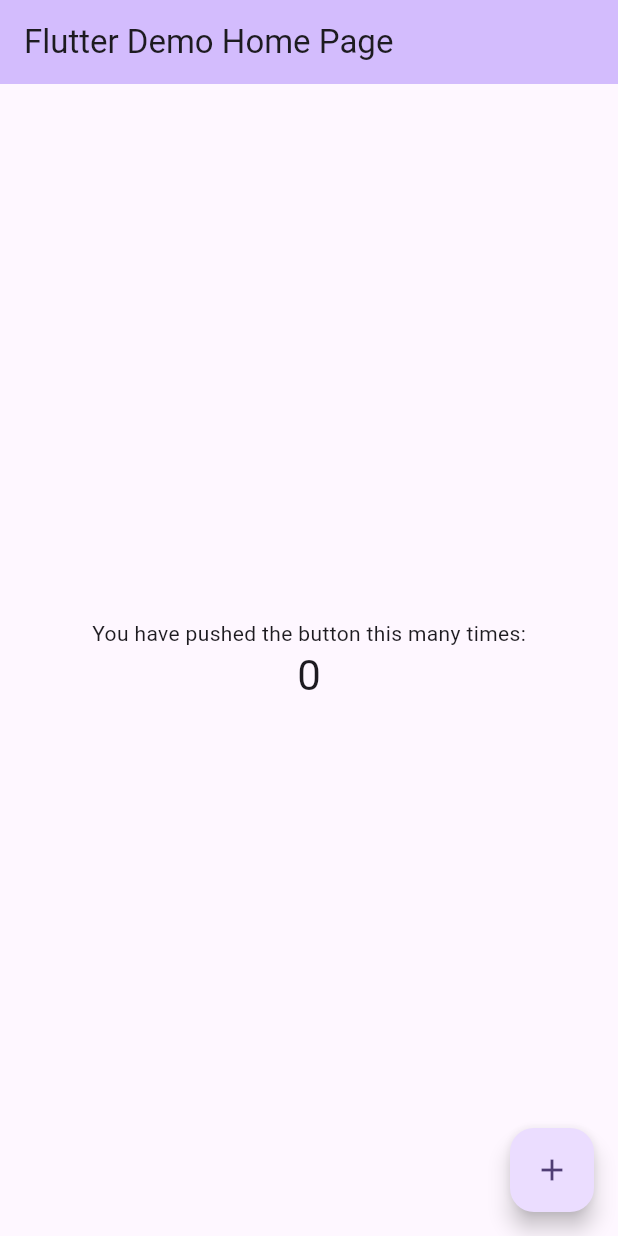
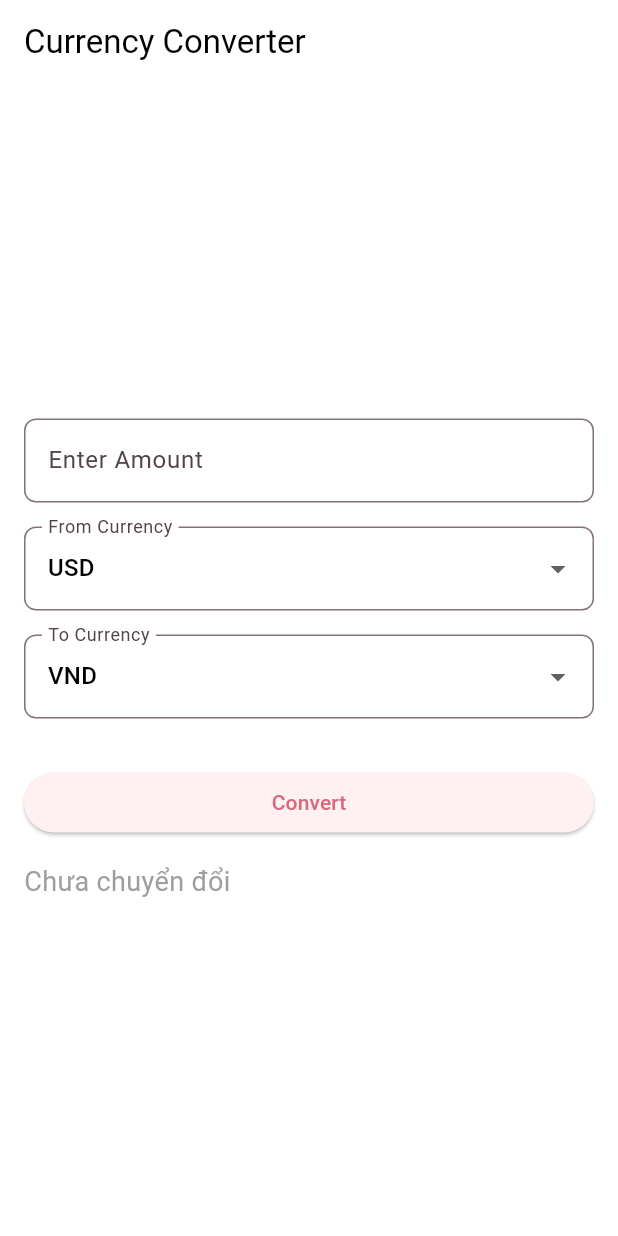
Before and after one commit to vohoangloc123/currency_converter, a Flutter app: the screen it shows after launch, on a phone screen of 412 x 824 dp. Run offline on Flutter 3.47's test engine with Material 3 defaults, Android fonts, the phone set to English and light mode, and no system bars; our stand-ins replace flutter_dotenv, flutter_spinkit.

Commit message:
Added currency conversion interface and handled currency conversion API

```diff
--- a/lib/main.dart
+++ b/lib/main.dart
@@ -1,125 +1,38 @@
+
+import 'package:currencyconverter/screens/currency_converter_screen.dart';
+import 'package:flutter/cupertino.dart';
 import 'package:flutter/material.dart';
-
-void main() {
+import 'package:flutter_dotenv/flutter_dotenv.dart';
+void main() async {
+  await dotenv.load(fileName: "assets/.env");
   runApp(const MyApp());
 }
-
 class MyApp extends StatelessWidget {
   const MyApp({super.key});
 
-  // This widget is the root of your application.
   @override
   Widget build(BuildContext context) {
     return MaterialApp(
+      debugShowCheckedModeBanner: false,
       title: 'Flutter Demo',
       theme: ThemeData(
-        // This is the theme of your application.
-        //
-        // TRY THIS: Try running your application with "flutter run". You'll see
-        // the application has a purple toolbar. Then, without quitting the app,
-        // try changing the seedColor in the colorScheme below to Colors.green
-        // and then invoke "hot reload" (save your changes or press the "hot
-        // reload" button in a Flutter-supported IDE, or press "r" if you used
-        // the command line to start the app).
-        //
-        // Notice that the counter didn't reset back to zero; the application
-        // state is not lost during the reload. To reset the state, use hot
-        // restart instead.
-        //
-        // This works for code too, not just values: Most code changes can be
-        // tested with just a hot reload.
-        colorScheme: ColorScheme.fromSeed(seedColor: Colors.deepPurple),
         useMaterial3: true,
+        colorScheme: ColorScheme.fromSeed(
+          seedColor: const Color.fromARGB(255, 249, 111, 138),
+          brightness: Brightness.light,
+        ).copyWith(
+          primary: const Color.fromARGB(255, 220, 104, 127),
+          onPrimary: Colors.white,
+          secondary: Colors.white,
+          onSecondary: const Color.fromARGB(255, 220, 104, 127),
+          surface: Colors.white,
+          onSurface: Colors.black,
+          onError: Colors.white,
+          tertiary: const Color.fromARGB(255, 255, 171, 145),
+        ),
       ),
-      home: const MyHomePage(title: 'Flutter Demo Home Page'),
+      home: const CurrencyConverterScreen(), // Màn hình CurrencyConverterScreen
+
     );
   }
 }
-
-class MyHomePage extends StatefulWidget {
-  const MyHomePage({super.key, required this.title});
-
-  // This widget is the home page of your application. It is stateful, meaning
-  // that it has a State object (defined below) that contains fields that affect
-  // how it looks.
-
-  // This class is the configuration for the state. It holds the values (in this
-  // case the title) provided by the parent (in this case the App widget) and
-  // used by the build method of the State. Fields in a Widget subclass are
-  // always marked "final".
-
-  final String title;
-
-  @override
-  State<MyHomePage> createState() => _MyHomePageState();
-}
-
-class _MyHomePageState extends State<MyHomePage> {
-  int _counter = 0;
-
-  void _incrementCounter() {
-    setState(() {
-      // This call to setState tells the Flutter framework that something has
-      // changed in this State, which causes it to rerun the build method below
-      // so that the display can reflect the updated values. If we changed
-      // _counter without calling setState(), then the build method would not be
-      // called again, and so nothing would appear to happen.
-      _counter++;
-    });
-  }
-
-  @override
-  Widget build(BuildContext context) {
-    // This method is rerun every time setState is called, for instance as done
-    // by the _incrementCounter method above.
-    //
-    // The Flutter framework has been optimized to make rerunning build methods
-    // fast, so that you can just rebuild anything that needs updating rather
-    // than having to individually change instances of widgets.
-    return Scaffold(
-      appBar: AppBar(
-        // TRY THIS: Try changing the color here to a specific color (to
-        // Colors.amber, perhaps?) and trigger a hot reload to see the AppBar
-        // change color while the other colors stay the same.
-        backgroundColor: Theme.of(context).colorScheme.inversePrimary,
-        // Here we take the value from the MyHomePage object that was created by
-        // the App.build method, and use it to set our appbar title.
-        title: Text(widget.title),
-      ),
-      body: Center(
-        // Center is a layout widget. It takes a single child and positions it
-        // in the middle of the parent.
-        child: Column(
-          // Column is also a layout widget. It takes a list of children and
-          // arranges them vertically. By default, it sizes itself to fit its
-          // children horizontally, and tries to be as tall as its parent.
-          //
-          // Column has various properties to control how it sizes itself and
-          // how it positions its children. Here we use mainAxisAlignment to
-          // center the children vertically; the main axis here is the vertical
-          // axis because Columns are vertical (the cross axis would be
-          // horizontal).
-          //
-          // TRY THIS: Invoke "debug painting" (choose the "Toggle Debug Paint"
-          // action in the IDE, or press "p" in the console), to see the
-          // wireframe for each widget.
-          mainAxisAlignment: MainAxisAlignment.center,
-          children: <Widget>[
-            const Text(
-              'You have pushed the button this many times:',
-            ),
-            Text(
-              '$_counter',
-              style: Theme.of(context).textTheme.headlineMedium,
-            ),
-          ],
-        ),
-      ),
-      floatingActionButton: FloatingActionButton(
-        onPressed: _incrementCounter,
-        tooltip: 'Increment',
-        child: const Icon(Icons.add),
-      ), // This trailing comma makes auto-formatting nicer for build methods.
-    );
-  }
-}
--- /dev/null
+++ b/lib/screens/currency_converter_screen.dart
@@ -0,0 +1,172 @@
+import 'dart:convert';
+import 'package:flutter/material.dart';
+import 'package:http/http.dart' as http;
+import 'package:flutter_dotenv/flutter_dotenv.dart';
+import 'package:flutter_spinkit/flutter_spinkit.dart';
+
+class CurrencyConverterScreen extends StatefulWidget {
+  const CurrencyConverterScreen({super.key});
+
+  @override
+  _CurrencyConverterScreenState createState() =>
+      _CurrencyConverterScreenState();
+}
+
+class _CurrencyConverterScreenState extends State<CurrencyConverterScreen> {
+  final TextEditingController _amountController = TextEditingController();
+  String? _fromCurrency = 'USD';
+  String? _toCurrency = 'VND';
+  double? _convertedAmount;
+  String? _errorMessage;
+  bool _isLoading = false;
+
+  final List<String> currencies = ['USD', 'VND', 'EUR', 'GBP'];
+
+  Future<void> convertCurrency() async {
+    double amount = double.tryParse(_amountController.text) ?? 0.0;
+    setState(() {
+      _isLoading = true;
+      _errorMessage = null; // Reset error message
+    });
+    final apiKey = dotenv.env['API_KEY'];
+    final url = Uri.parse(
+        'https://v6.exchangerate-api.com/v6/$apiKey/latest/$_fromCurrency?symbols=$_toCurrency');
+
+    try {
+      final response = await http.get(url);
+      if (response.statusCode == 200) {
+        final data = jsonDecode(response.body);
+        if (data['conversion_rates'] != null &&
+            data['conversion_rates'][_toCurrency] != null) {
+          double conversionRate = data['conversion_rates'][_toCurrency];
+          double convertedAmount = amount * conversionRate;
+
+          setState(() {
+            _convertedAmount = convertedAmount;
+          });
+        } else {
+          setState(() {
+            _errorMessage = 'Conversion rates or $_toCurrency not found';
+          });
+        }
+      } else {
+        setState(() {
+          _errorMessage = 'Failed to fetch exchange rates';
+        });
+      }
+    } catch (e) {
+      setState(() {
+        _errorMessage = 'Error: $e';
+      });
+    } finally {
+      setState(() {
+        _isLoading = false;
+      });
+    }
+  }
+
+  @override
+  Widget build(BuildContext context) {
+    return Scaffold(
+      appBar: AppBar(
+        title: const Text('Currency Converter'),
+      ),
+      body: Padding(
+        padding: const EdgeInsets.all(16.0),
+        child: Column(
+          mainAxisAlignment: MainAxisAlignment.center,
+          crossAxisAlignment: CrossAxisAlignment.stretch,
+          children: [
+            TextField(
+              controller: _amountController,
+              keyboardType: TextInputType.number,
+              decoration: InputDecoration(
+                labelText: 'Enter Amount',
+                border: OutlineInputBorder(
+                  borderRadius: BorderRadius.circular(8.0),
+                ),
+              ),
+            ),
+            const SizedBox(height: 16.0),
+            DropdownButtonFormField<String>(
+              value: _fromCurrency,
+              items: currencies
+                  .map((currency) => DropdownMenuItem(
+                        value: currency,
+                        child: Text(currency),
+                      ))
+                  .toList(),
+              onChanged: (newValue) {
+                setState(() {
+                  _fromCurrency = newValue;
+                });
+              },
+              decoration: InputDecoration(
+                labelText: 'From Currency',
+                border: OutlineInputBorder(
+                  borderRadius: BorderRadius.circular(8.0),
+                ),
+              ),
+            ),
+            const SizedBox(height: 16.0),
+            DropdownButtonFormField<String>(
+              value: _toCurrency,
+              items: currencies
+                  .map((currency) => DropdownMenuItem(
+                        value: currency,
+                        child: Text(currency),
+                      ))
+                  .toList(),
+              onChanged: (newValue) {
+                setState(() {
+                  _toCurrency = newValue;
+                });
+              },
+              decoration: InputDecoration(
+                labelText: 'To Currency',
+                border: OutlineInputBorder(
+                  borderRadius: BorderRadius.circular(8.0),
+                ),
+              ),
+            ),
+            const SizedBox(height: 32.0),
+            ElevatedButton(
+              onPressed: convertCurrency,
+              child: const Text('Convert'),
+            ),
+            const SizedBox(height: 16.0),
+            if (_isLoading)
+              SpinKitPouringHourGlass(
+                color: Theme.of(context).colorScheme.primary,
+                size: 100.0,
+              )
+            else if (_errorMessage != null)
+              Text(
+                'Error: $_errorMessage',
+                style: const TextStyle(color: Colors.red),
+              )
+            else if (_convertedAmount != null)
+              Column(
+                children: [
+                  Text(
+                    'Converted Amount: ${_convertedAmount!.toStringAsFixed(2)}',
+                    style: const TextStyle(fontSize: 18),
+                  ),
+                  const SizedBox(height: 16.0),
+                  Text(
+                    'Converted From: $_fromCurrency to $_toCurrency',
+                    style: const TextStyle(fontSize: 16),
+                  ),
+                ],
+              )
+            else
+              const Text(
+                'Chưa chuyển đổi',
+                style: TextStyle(fontSize: 18, color: Colors.grey),
+              ),
+          ],
+        ),
+      ),
+    );
+  }
+}
--- a/pubspec.yaml
+++ b/pubspec.yaml
@@ -36,6 +36,8 @@ dependencies:
   # Use with the CupertinoIcons class for iOS style icons.
   cupertino_icons: ^1.0.8
   flutter_dotenv: ^5.2.1
+  flutter_spinkit: ^5.2.1
+  http: ^1.2.2
 
 dev_dependencies:
   flutter_test:
@@ -63,7 +65,8 @@ flutter:
   # assets:
   #   - images/a_dot_burr.jpeg
   #   - images/a_dot_ham.jpeg
-
+  assets:
+    - assets/
   # An image asset can refer to one or more resolution-specific "variants", see
   # https://flutter.dev/to/resolution-aware-images
 
```
Also changed, not shown: pubspec.lock, 1 other file.
